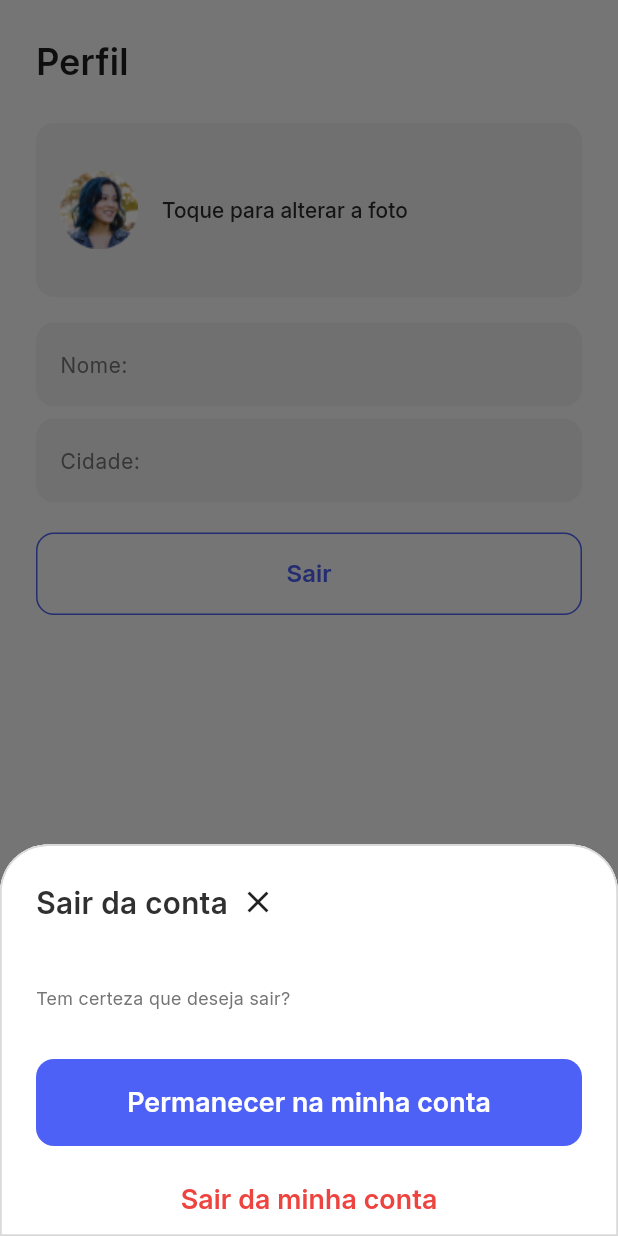
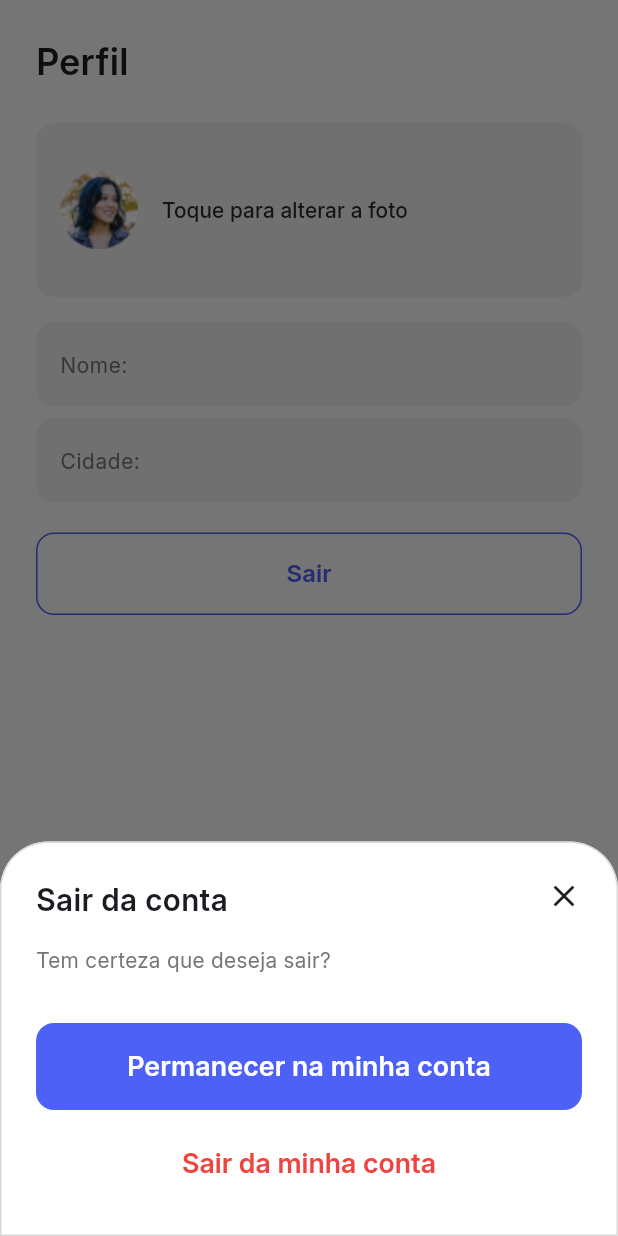
Before and after one commit to laisvarela/rumo, a Flutter app: the ProfileScreen screen opened by its route, after a tap on "Sair", on a phone screen of 412 x 824 dp. Run offline on Flutter 3.47's test engine with Material 3 defaults, Android fonts, the light colour scheme and no system bars; our stand-ins replace cloud_firestore, firebase_auth, firebase_core, flutter_dotenv, flutter_map, flutter_svg and 2 more; accounts and stored records are empty; generated files the repository leaves out were written again.

Commit message:
fix: sign_out_bottom_sheet

```diff
--- a/lib/features/home/routes/home_routes.dart
+++ b/lib/features/home/routes/home_routes.dart
@@ -1,6 +1,6 @@
 import 'package:flutter/widgets.dart';
 import 'package:rumo/features/home/screens/home_screen.dart';
-import 'package:rumo/features/home/screens/profile_screen.dart';
+import 'package:rumo/features/user/screens/profile_screen.dart';
 
 class HomeRoutes {
   static const String homeScreen = '/home';
--- a/lib/features/home/screens/home_screen.dart
+++ b/lib/features/home/screens/home_screen.dart
@@ -2,7 +2,7 @@ import 'package:flutter/material.dart';
 import 'package:flutter_svg/flutter_svg.dart';
 import 'package:rumo/core/asset_images.dart';
 import 'package:rumo/features/diary/screens/diary_screen.dart';
-import 'package:rumo/features/home/screens/profile_screen.dart';
+import 'package:rumo/features/user/screens/profile_screen.dart';
 import 'package:rumo/features/home/widgets/bottom_nav_item.dart';
 
 class HomeScreen extends StatefulWidget {
--- a/lib/features/home/screens/profile_screen.dart
+++ /dev/null
@@ -1,234 +0,0 @@
-import 'package:firebase_auth/firebase_auth.dart';
-import 'package:flutter/material.dart';
-import 'package:rumo/core/asset_images.dart';
-import 'package:rumo/features/onboarding/routes/onboarding_routes.dart';
-
-class ProfileScreen extends StatefulWidget {
-  const ProfileScreen({super.key});
-
-  @override
-  State<ProfileScreen> createState() => _ProfileScreenState();
-}
-
-class _ProfileScreenState extends State<ProfileScreen> {
-  @override
-  Widget build(BuildContext context) {
-    return Scaffold(
-      backgroundColor: Colors.white,
-      body: Padding(
-        padding: EdgeInsets.only(top: 24, left: 24, right: 24),
-        child: Column(
-          crossAxisAlignment: CrossAxisAlignment.start,
-          children: [
-            Text(
-              "Perfil",
-              style: TextStyle(
-                fontFamily: "Inter",
-                fontSize: 24,
-                fontWeight: FontWeight.w600,
-                color: Color(0xFF1E1E1E),
-              ),
-            ),
-            SizedBox(height: 24),
-            SizedBox(
-              width: double.maxFinite,
-              child: FilledButton(
-                onPressed: () {},
-                style: FilledButton.styleFrom(
-                  backgroundColor: Color(0xFFF5F5F5),
-                ),
-                child: Row(
-                  crossAxisAlignment: CrossAxisAlignment.start,
-                  children: [
-                    Padding(
-                      padding: const EdgeInsets.only(
-                        top: 16,
-                        left: 16,
-                        right: 16,
-                        bottom: 16,
-                      ),
-                      child: Image.asset(AssetImages.profileAvatar),
-                    ),
-                    Padding(
-                      padding: const EdgeInsets.only(top: 32, bottom: 32),
-                      child: Text(
-                        'Toque para alterar a foto',
-                        style: TextStyle(
-                          fontFamily: 'Inter',
-                          fontSize: 14,
-                          fontWeight: FontWeight.w500,
-                          color: Color(0xFF2C2C2C),
-                        ),
-                      ),
-                    ),
-                  ],
-                ),
-              ),
-            ),
-            SizedBox(height: 17),
-            Column(
-              spacing: 8,
-              children: [
-                TextFormField(
-                  decoration: InputDecoration(
-                    hintText: 'Nome:',
-                    hintStyle: TextStyle(
-                      fontFamily: 'Inter',
-                      fontSize: 14,
-                      color: Color(0xFF767676),
-                    ),
-                    filled: true,
-                    fillColor: Color(0xFFF5F5F5),
-                    enabled: false,
-                    border: OutlineInputBorder(
-                      borderRadius: BorderRadius.circular(12),
-                      borderSide: BorderSide.none,
-                    ),
-                  ),
-                ),
-                TextFormField(
-                  decoration: InputDecoration(
-                    hintText: 'Cidade:',
-                    hintStyle: TextStyle(
-                      fontFamily: 'Inter',
-                      fontSize: 14,
-                      color: Color(0xFF767676),
-                    ),
-                    filled: true,
-                    fillColor: Color(0xFFF5F5F5),
-                    enabled: false,
-                    border: OutlineInputBorder(
-                      borderRadius: BorderRadius.circular(12),
-                      borderSide: BorderSide.none,
-                    ),
-                  ),
-                ),
-              ],
-            ),
-            SizedBox(height: 20),
-            SizedBox(
-              width: double.maxFinite,
-              child: OutlinedButton(
-                onPressed: () {
-                  showModalBottomSheet(
-                    context: context,
-                    builder: (context) => BottomSheet(
-                      constraints: BoxConstraints.expand(
-                        width: double.maxFinite,
-                        height: 261,
-                      ),
-                      onClosing: () {},
-                      builder: (context) => Padding(
-                        padding: EdgeInsetsGeometry.only(
-                          top: 24,
-                          left: 24,
-                          right: 24,
-                        ),
-                        child: Column(
-                          crossAxisAlignment: CrossAxisAlignment.start,
-                          mainAxisSize: MainAxisSize.min,
-                          children: [
-                            Expanded(
-                              child: Row(
-                                crossAxisAlignment: CrossAxisAlignment.start,
-                                mainAxisAlignment: MainAxisAlignment.spaceBetween,
-                                children: [
-                                  Row(
-                                    children: [
-                                      Text(
-                                        'Sair da conta',
-                                        style: TextStyle(
-                                          fontFamily: 'Inter',
-                                          fontSize: 20,
-                                          fontWeight: FontWeight.w600,
-                                          color: Color(0xFF303030),
-                                        ),
-                                      ),
-                                      SizedBox(width: 8),
-                                        GestureDetector(
-                                          onTap: () => Navigator.of(context).pop(),
-                                          child: Icon(Icons.close),
-                                        ),
-
-                                    ],
-                                  ),
-
-
-                                ],
-                              ),
-                            ),
-
-                            SizedBox(height: 16),
-                            Text(
-                              'Tem certeza que deseja sair?',
-                              style: TextStyle(
-                                fontFamily: 'Inter',
-                                fontSize: 12,
-                                fontWeight: FontWeight.w400,
-                                color: Color(0xFF757575),
-                              ),
-                            ),
-                            SizedBox(height: 32),
-                            SizedBox(
-                              width: double.maxFinite,
-                              child: FilledButton(
-                                onPressed: () {},
-                                child: Text(
-                                  'Permanecer na minha conta',
-                                  style: TextStyle(
-                                    fontFamily: 'Inter',
-                                    fontSize: 18,
-                                    fontWeight: FontWeight.w600,
-                                    color: Color(0xFFFFFFFF),
-                                  ),
-                                ),
-                              ),
-                            ),
-                            SizedBox(height: 12),
-                            Center(
-                              child: TextButton(
-                                onPressed: () async {
-                                  await FirebaseAuth.instance.signOut();
-                                  if (context.mounted) {
-                                    // (_) => false fecha todas as telas
-                                    Navigator.popUntil(context, (_) => false);
-                                    Navigator.pushNamed(
-                                      context,
-                                      OnboardingRoutes.onboardingScreen,
-                                    );
-                                  }
-                                },
-                                child: Text(
-                                  'Sair da minha conta',
-                                  style: TextStyle(
-                                    fontFamily: 'Inter',
-                                    fontSize: 18,
-                                    fontWeight: FontWeight.w600,
-                                    color: Color(0xFFEE443F),
-                                  ),
-                                ),
-                              ),
-                            ),
-                          ],
-                        ),
-                      ),
-                    ),
-                  );
-                },
-                child: Text(
-                  "Sair",
-                  style: TextStyle(
-                    fontFamily: 'Inter',
-                    fontSize: 16,
-                    fontWeight: FontWeight.w600,
-                    color: Color(0xFF4E61F6),
-                  ),
-                ),
-              ),
-            ),
-          ],
-        ),
-      ),
-    );
-  }
-}
--- /dev/null
+++ b/lib/features/user/screens/profile_screen.dart
@@ -0,0 +1,135 @@
+import 'package:firebase_auth/firebase_auth.dart';
+import 'package:flutter/material.dart';
+import 'package:rumo/core/asset_images.dart';
+import 'package:rumo/features/onboarding/routes/onboarding_routes.dart';
+import 'package:rumo/features/user/widgets/sign_out_bottom_sheet.dart';
+
+class ProfileScreen extends StatefulWidget {
+  const ProfileScreen({super.key});
+
+  @override
+  State<ProfileScreen> createState() => _ProfileScreenState();
+}
+
+class _ProfileScreenState extends State<ProfileScreen> {
+  @override
+  Widget build(BuildContext context) {
+    return Scaffold(
+      backgroundColor: Colors.white,
+      body: Padding(
+        padding: EdgeInsets.only(top: 24, left: 24, right: 24),
+        child: Column(
+          crossAxisAlignment: CrossAxisAlignment.start,
+          children: [
+            Text(
+              "Perfil",
+              style: TextStyle(
+                fontFamily: "Inter",
+                fontSize: 24,
+                fontWeight: FontWeight.w600,
+                color: Color(0xFF1E1E1E),
+              ),
+            ),
+            SizedBox(height: 24),
+            SizedBox(
+              width: double.maxFinite,
+              child: FilledButton(
+                onPressed: () {},
+                style: FilledButton.styleFrom(
+                  backgroundColor: Color(0xFFF5F5F5),
+                ),
+                child: Row(
+                  crossAxisAlignment: CrossAxisAlignment.start,
+                  children: [
+                    Padding(
+                      padding: const EdgeInsets.only(
+                        top: 16,
+                        left: 16,
+                        right: 16,
+                        bottom: 16,
+                      ),
+                      child: Image.asset(AssetImages.profileAvatar),
+                    ),
+                    Padding(
+                      padding: const EdgeInsets.only(top: 32, bottom: 32),
+                      child: Text(
+                        'Toque para alterar a foto',
+                        style: TextStyle(
+                          fontFamily: 'Inter',
+                          fontSize: 14,
+                          fontWeight: FontWeight.w500,
+                          color: Color(0xFF2C2C2C),
+                        ),
+                      ),
+                    ),
+                  ],
+                ),
+              ),
+            ),
+            SizedBox(height: 17),
+            Column(
+              spacing: 8,
+              children: [
+                TextFormField(
+                  decoration: InputDecoration(
+                    hintText: 'Nome:',
+                    hintStyle: TextStyle(
+                      fontFamily: 'Inter',
+                      fontSize: 14,
+                      color: Color(0xFF767676),
+                    ),
+                    filled: true,
+                    fillColor: Color(0xFFF5F5F5),
+                    enabled: false,
+                    border: OutlineInputBorder(
+                      borderRadius: BorderRadius.circular(12),
+                      borderSide: BorderSide.none,
+                    ),
+                  ),
+                ),
+                TextFormField(
+                  decoration: InputDecoration(
+                    hintText: 'Cidade:',
+                    hintStyle: TextStyle(
+                      fontFamily: 'Inter',
+                      fontSize: 14,
+                      color: Color(0xFF767676),
+                    ),
+                    filled: true,
+                    fillColor: Color(0xFFF5F5F5),
+                    enabled: false,
+                    border: OutlineInputBorder(
+                      borderRadius: BorderRadius.circular(12),
+                      borderSide: BorderSide.none,
+                    ),
+                  ),
+                ),
+              ],
+            ),
+            SizedBox(height: 20),
+            SizedBox(
+              width: double.maxFinite,
+              child: OutlinedButton(
+                onPressed: () {
+                  showModalBottomSheet(
+                    context: context,
+                    builder: (context) => SignOutBottomSheet(),
+                  );
+                },
+                child: Text(
+                  "Sair",
+                  style: TextStyle(
+                    fontFamily: 'Inter',
+                    fontSize: 16,
+                    fontWeight: FontWeight.w600,
+                    color: Color(0xFF4E61F6),
+                  ),
+                ),
+              ),
+            ),
+          ],
+        ),
+      ),
+    );
+  }
+}
--- /dev/null
+++ b/lib/features/user/widgets/sign_out_bottom_sheet.dart
@@ -0,0 +1,98 @@
+import 'package:firebase_auth/firebase_auth.dart';
+import 'package:flutter/material.dart';
+import 'package:rumo/features/onboarding/routes/onboarding_routes.dart';
+
+class SignOutBottomSheet extends StatelessWidget {
+  const SignOutBottomSheet({super.key});
+
+  @override
+  Widget build(BuildContext context) => SizedBox(
+    width: double.maxFinite,
+    child: Padding(
+      padding: const EdgeInsets.all(24),
+      child: Column(
+        crossAxisAlignment: CrossAxisAlignment.start,
+        mainAxisSize: MainAxisSize.min,
+        children: [
+          Row(
+            crossAxisAlignment: CrossAxisAlignment.start,
+            mainAxisAlignment: MainAxisAlignment.spaceBetween,
+            children: [
+              Expanded(
+                child: Text(
+                  'Sair da conta',
+                  style: TextStyle(
+                    fontFamily: 'Inter',
+                    fontWeight: FontWeight.w600,
+                    fontSize: 20,
+                  ),
+                ),
+              ),
+              GestureDetector(
+                onTap: () {
+                  Navigator.of(context).pop();
+                },
+                child: Padding(
+                  padding: const EdgeInsets.only(left: 10),
+                  child: Icon(Icons.close),
+                ),
+              ),
+            ],
+          ),
+          const SizedBox(height: 16),
+          Text(
+            'Tem certeza que deseja sair?',
+            style: TextStyle(
+              fontFamily: 'Inter',
+              fontSize: 14,
+              fontWeight: FontWeight.normal,
+              color: Color(0xFF757575),
+            ),
+          ),
+          const SizedBox(height: 32),
+          SizedBox(
+            width: double.maxFinite,
+            child: FilledButton(
+              onPressed: () {
+                Navigator.of(context).pop();
+              },
+              child: Text(
+                "Permanecer na minha conta",
+                style: TextStyle(
+                  fontFamily: 'Inter',
+                  fontSize: 18,
+                  fontWeight: FontWeight.w600,
+                  color: Colors.white,
+                ),
+              ),
+            ),
+          ),
+          const SizedBox(height: 12),
+          Center(
+            child: TextButton(
+              style: TextButton.styleFrom(
+                foregroundColor: Color(0xFFEE443F),
+                textStyle: TextStyle(
+                  fontFamily: 'Inter',
+                  fontSize: 18,
+                  fontWeight: FontWeight.w600,
+                ),
+              ),
+              onPressed: () async {
+                await FirebaseAuth.instance.signOut();
+                if (context.mounted) {
+                  Navigator.of(context).popUntil((_) => false);
+                  Navigator.pushNamed(
+                    context,
+                    OnboardingRoutes.onboardingScreen,
+                  );
+                }
+              },
+              child: Text("Sair da minha conta"),
+            ),
+          ),
+        ],
+      ),
+    ),
+  );
+}
```
